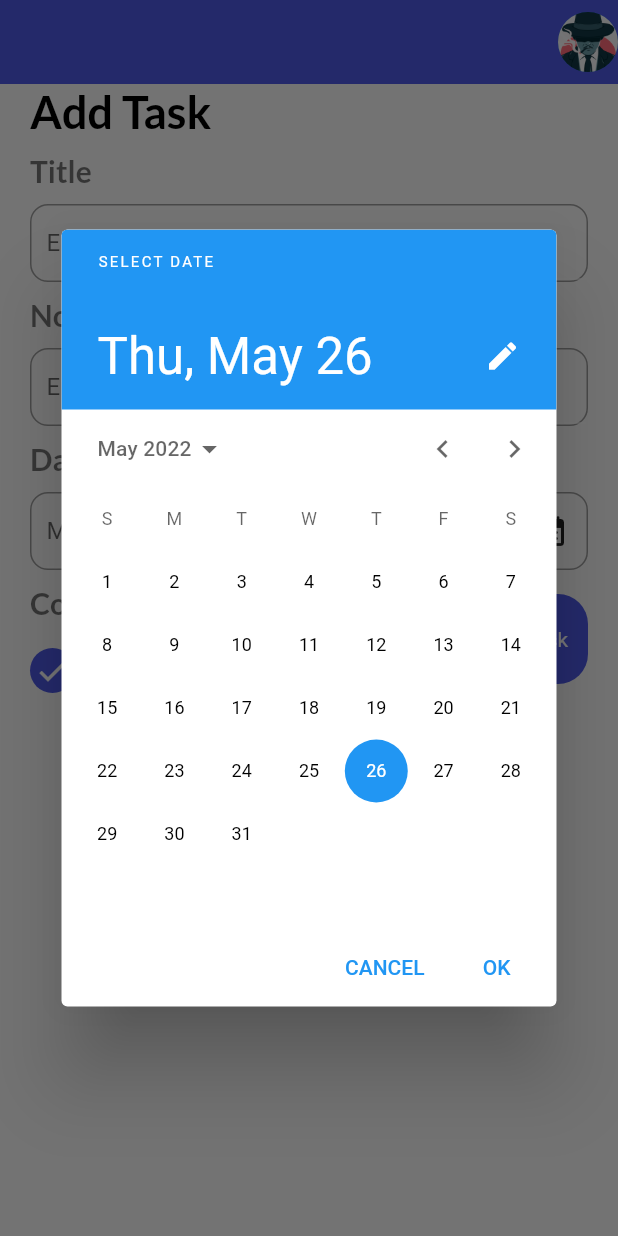
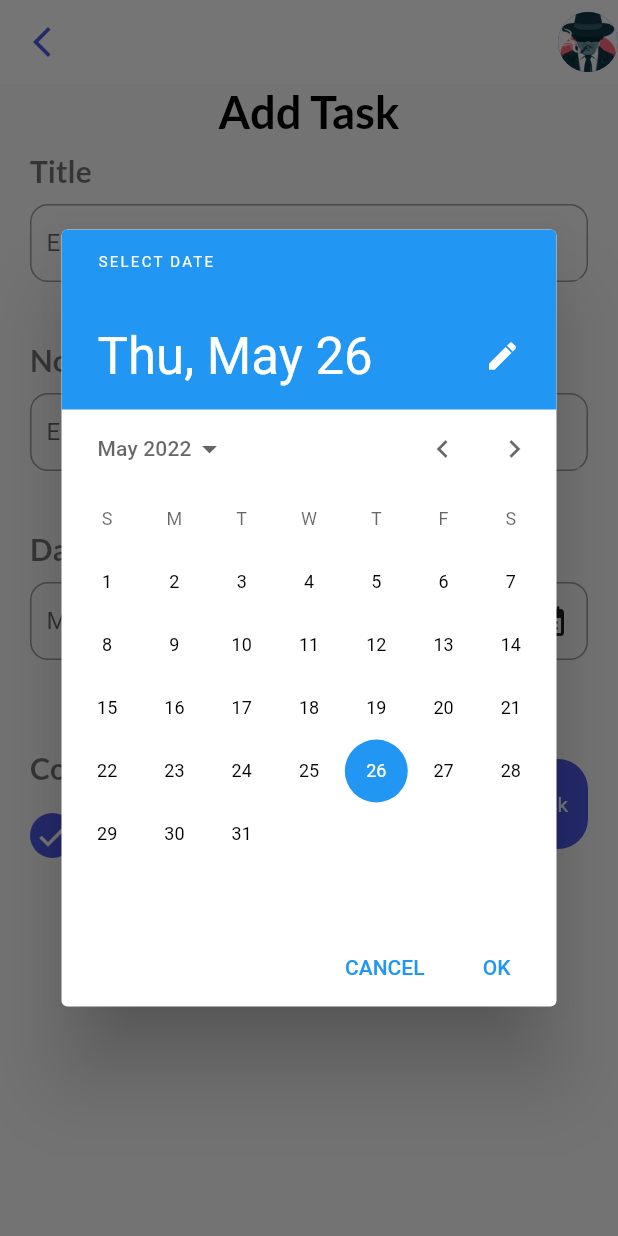
Before and after one commit to ashishu8888/flutter_todo_app, a Flutter app: the Addtask screen opened directly, after a tap on the "calendar month" icon, on a phone screen of 412 x 824 dp. Run offline on Flutter 3.47's test engine with Material 2 defaults, Android fonts, the phone set to English and light mode, and no system bars; our stand-ins replace date_picker_timeline, flutter_local_notifications, flutter_staggered_animations, get, get_storage, google_fonts and 2 more; accounts and stored records are empty.

```diff
--- a/lib/controllers/task_controller.dart
+++ /dev/null
@@ -1,3 +0,0 @@
-import 'package:get/get.dart';
-
-class TaskController extends GetxController {}
--- a/lib/main.dart
+++ b/lib/main.dart
@@ -9,12 +9,12 @@ Future<void> main() async {
   WidgetsFlutterBinding.ensureInitialized();
   await GetStorage.init();
 
-  runApp(const MyApp());
+  runApp(MyApp());
 }
 
 class MyApp extends StatelessWidget {
   static bool dark = false;
-  const MyApp({Key? key}) : super(key: key);
+  MyApp();
 
   // This widget is the root of your application.
   @override
--- a/lib/services/input_field.dart
+++ b/lib/services/input_field.dart
@@ -1,27 +1,34 @@
+import 'package:flutter/cupertino.dart';
 import 'package:flutter/material.dart';
 import 'package:flutter_todo_app/ui/theme.dart';
 import 'package:get/get.dart';
 import 'package:intl/intl.dart';
 
-class InputField extends StatelessWidget {
+class InputField extends StatefulWidget {
   final String title;
   String hint;
-  String? date;
-  final TextEditingController? textEditingController;
+  TextEditingController? textEditingController;
   bool? iswidget;
   bool? iscalender;
   bool? isclock;
 
-  InputField(
-      {Key? key,
+  InputField({
+    Key? key,
     required this.title,
     required this.hint,
     this.textEditingController,
     this.iswidget,
     this.iscalender,
-      this.isclock})
-      : super(key: key);
+    this.isclock,
+  }) : super(key: key);
 
+  @override
+  State<InputField> createState() => _InputFieldState();
+}
+
+class _InputFieldState extends State<InputField> {
+  String? date;
+  DateTime _selectedDate = DateTime.now();
   Themes th = Themes();
 
   @override
@@ -31,7 +38,7 @@ class InputField extends StatelessWidget {
         crossAxisAlignment: CrossAxisAlignment.start,
         children: [
           Text(
-            title,
+            widget.title,
             style: th.subHeadingStyle,
           ),
           const SizedBox(
@@ -49,16 +56,18 @@ class InputField extends StatelessWidget {
                 Expanded(
                   child: TextFormField(
                     // ignore: unnecessary_null_comparison
-                    readOnly: iswidget == null ? false : true,
+                    readOnly: widget.iswidget == null ? false : true,
                     autofocus: false,
                     cursorColor:
                         Get.isDarkMode ? Colors.grey[100] : Colors.grey[400],
-                    controller: textEditingController,
+                    controller: widget.textEditingController,
                     style: const TextStyle(
                       fontSize: 16,
                     ),
                     decoration: InputDecoration(
-                        hintText: date == null ? hint : date,
+                        hintText: widget.iscalender == null
+                            ? widget.hint
+                            : DateFormat.yMMMMd().format(_selectedDate),
                         hintStyle: const TextStyle(fontSize: 16),
                         focusedBorder: UnderlineInputBorder(
                           borderSide: BorderSide(
@@ -73,11 +82,11 @@ class InputField extends StatelessWidget {
                                 width: 0))),
                   ),
                 ),
-                iswidget != null && iscalender != null
+                widget.iswidget != null && widget.iscalender != null
                     ? Container(
                         child: IconButton(
                             onPressed: () {
-                              _getDateTimeFromUSer(context);
+                              _showDate(context);
                             },
                             icon: const Icon(Icons.calendar_month_rounded)),
                       )
@@ -90,16 +99,25 @@ class InputField extends StatelessWidget {
     );
   }
 
-  _getDateTimeFromUSer(BuildContext context) async {
-    DateTime? _selected = await showDatePicker(
+  _showDate(BuildContext context) {
+    showDatePicker(
             context: context,
             initialDate: DateTime.now(),
-        firstDate: DateTime(2022),
-        lastDate: DateTime(2024));
-
-    if (_selected != null) {
-      date = DateFormat.yMMMMd().format(_selected);
-      textEditingController!.text = date!;
+            //which date will display when user open the picker
+            firstDate: DateTime(1950),
+            //what will be the previous supported year in picker
+            lastDate: DateTime
+                .now()) //what will be the up to supported date in picker
+        .then((pickedDate) {
+      //then usually do the future job
+      if (pickedDate == null) {
+        //if user tap cancel then this function will stop
+        return;
+      }
+      setState(() {
+        //for rebuilding the ui
+        _selectedDate = pickedDate;
+      });
+    });
   }
 }
-}
--- a/lib/services/notification.dart
+++ b/lib/services/notification.dart
@@ -1,4 +1,3 @@
-import 'package:flutter/cupertino.dart';
 import 'package:flutter/material.dart';
 import 'package:flutter_local_notifications/flutter_local_notifications.dart';
 import 'package:get/get.dart';
--- a/lib/ui/addTask.dart
+++ b/lib/ui/addTask.dart
@@ -5,7 +5,8 @@ import 'package:flutter_todo_app/ui/button.dart';
 import 'package:flutter_todo_app/ui/theme.dart';
 import 'package:get/get.dart';
 import 'package:intl/intl.dart';
-import 'package:intl/intl.dart';
+
+import '../db/db_helper.dart';
 
 class Addtask extends StatefulWidget {
   const Addtask({Key? key}) : super(key: key);
@@ -24,7 +25,8 @@ class _AddtaskState extends State<Addtask> {
     Themes th = Themes();
     return Scaffold(
       appBar: AppBar(
-        backgroundColor: context.theme.backgroundColor,
+        backgroundColor:
+            Get.isDarkMode ? context.theme.backgroundColor : Colors.white,
         elevation: 0,
         leading: IconButton(
           onPressed: () {
@@ -40,13 +42,13 @@ class _AddtaskState extends State<Addtask> {
         ],
       ),
       body: Container(
-        padding: EdgeInsets.only(left: 20, right: 20),
+        padding: const EdgeInsets.only(left: 20, right: 20),
         child: SingleChildScrollView(
           child: Column(
-            crossAxisAlignment: CrossAxisAlignment.start,
+            mainAxisAlignment: MainAxisAlignment.spaceEvenly,
             children: [
               Container(
-                padding: EdgeInsets.only(bottom: 10),
+                padding: const EdgeInsets.only(bottom: 10),
                 child: Text(
                   'Add Task',
                   style: th.HeadingStyle,
@@ -58,14 +60,15 @@ class _AddtaskState extends State<Addtask> {
                 textEditingController: txt,
               ),
               const SizedBox(
-                height: 10,
+                height: 40,
               ),
               InputField(
-                  title: 'Note',
-                  hint: 'Enter your note',
-                  textEditingController: note),
+                title: 'Note',
+                hint: 'Enter your note',
+                textEditingController: note,
+              ),
               const SizedBox(
-                height: 10,
+                height: 40,
               ),
               InputField(
                 title: 'Date',
@@ -74,7 +77,7 @@ class _AddtaskState extends State<Addtask> {
                 iscalender: true,
               ),
               const SizedBox(
-                height: 10,
+                height: 60,
               ),
               Row(
                 mainAxisAlignment: MainAxisAlignment.spaceBetween,
@@ -134,9 +137,10 @@ class _AddtaskState extends State<Addtask> {
     );
   }
 
-  _validateDate() {
+  _validateDate() async {
     if (txt.text.isNotEmpty && note.text.isNotEmpty) {
       _addTaskToDb();
+
       Get.back();
     } else if (txt.text.isEmpty || note.text.isEmpty) {
       Get.snackbar("Required", "All Fields are required!",
@@ -150,13 +154,31 @@ class _AddtaskState extends State<Addtask> {
     }
   }
 
-  _addTaskToDb() {
-    Task(
-      note: note.text,
-      title: txt.text,
-      date: DateFormat.yMd().format(_selectedDate),
-      color: _selectedColor,
-      isCompleted: 0,
-    );
+  _addTaskToDb() async {
+    try {
+      int v = await DatabaseHelper.instance.add(Task(
+          title: (txt.text).toString(),
+          note: note.text,
+          isCompleted: 0,
+          date: DateFormat.yMMMMd().format(_selectedDate),
+          color: _selectedColor));
+      setState(() {
+        txt.clear();
+      });
+    } catch (e) {
+      print('hi $e');
+    }
+  }
+
+  _getDateTimeFromUSer(BuildContext context) async {
+    DateTime? _selected = await showDatePicker(
+        context: context,
+        initialDate: DateTime.now(),
+        firstDate: DateTime(2022),
+        lastDate: DateTime(DateTime.now().year + 5));
+
+    if (_selected != null) {
+      _selectedDate = _selected;
+    }
   }
 }
--- a/lib/ui/theme.dart
+++ b/lib/ui/theme.dart
@@ -8,7 +8,7 @@ const Color pinkclr = Color(0xFFff4667);
 const Color whiteclr = Colors.white;
 const primaryclr = bluishclr;
 Color darkGreyClr = Colors.black54;
-Color darkHeaderClr = Color(0xFF424242);
+Color darkHeaderClr = const Color(0xFF424242);
 
 class Themes {
   static final light = ThemeData(
--- a/pubspec.yaml
+++ b/pubspec.yaml
@@ -43,6 +43,7 @@ dependencies:
   date_picker_timeline :
   js: ^0.6.2
   sqflite :
+  flutter_staggered_animations: ^1.0.0
 dev_dependencies:
   flutter_test:
     sdk: flutter
@@ -68,6 +69,8 @@ flutter:
   # To add assets to your application, add an assets section, like this:
   assets:
       - lib/ui/images/3551739.jpg
+      - lib/ui/images/abc.png
+      - lib/ui/images/efg.png
   #   - images/a_dot_ham.jpeg
 
   # An image asset can refer to one or more resolution-specific "variants", see
```
Also changed, not shown: lib/db/db_helper.dart (added, +55 -0 lines), lib/models/task.dart (+17 -17 lines), lib/ui/Home_page.dart (+200 -53 lines), lib/ui/taskTile.dart (added, +100 -0 lines), lib/ui/images/abc.png (added), lib/ui/images/efg.png (added), pubspec.lock, 1 other file. Lines whose indentation alone changed are shown as unchanged.
